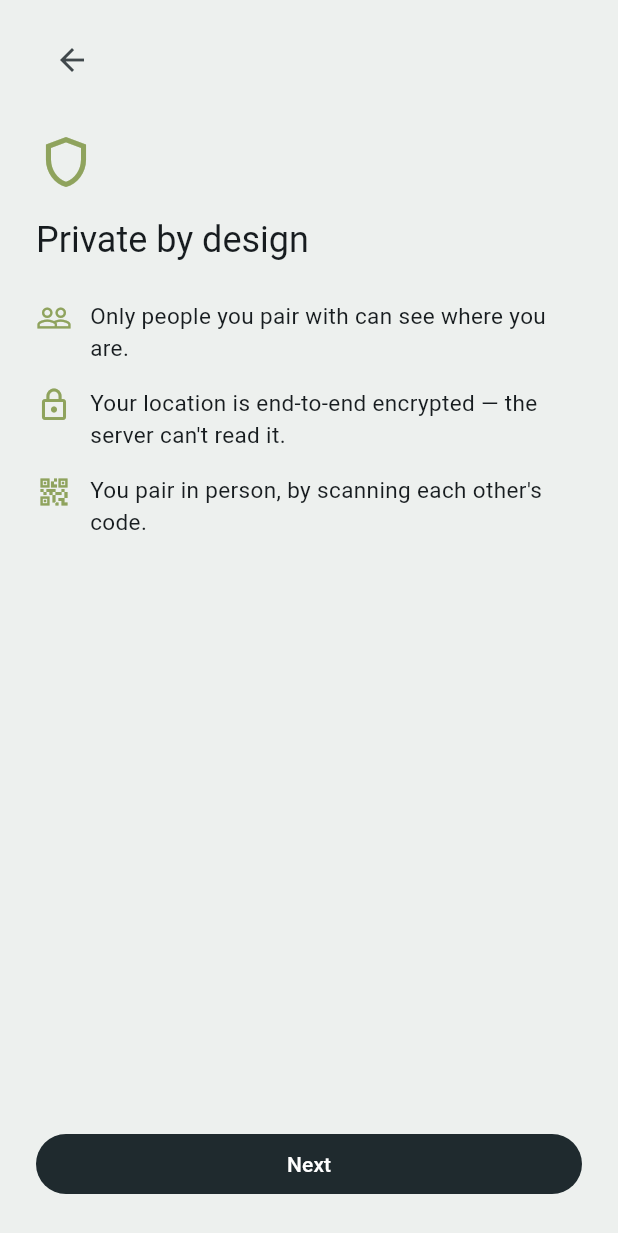
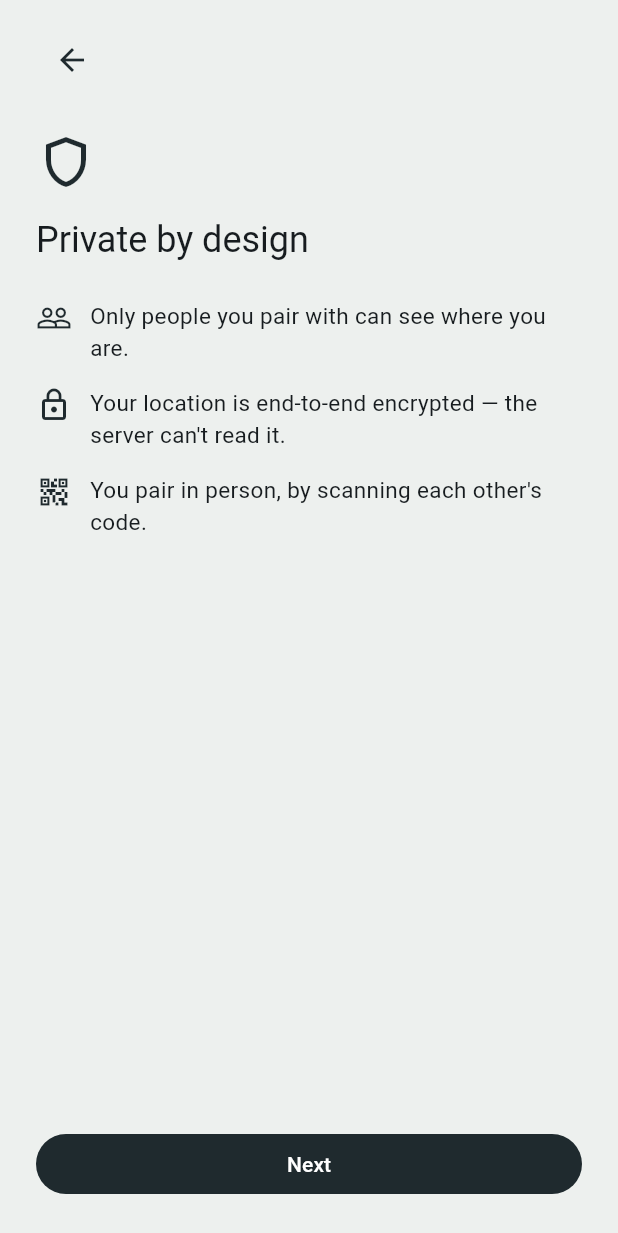
Before and after one commit to CappyTech/cairn, a Flutter app: the screen it shows after launch, after a tap on "Get started", on a phone screen of 412 x 824 dp. Shown: the top 1233 px of the screen. Run offline on Flutter 3.47's test engine with Material 3 defaults, Android fonts, the phone set to English and light mode, and no system bars; our stand-ins replace battery_plus, flutter_local_notifications, flutter_map, flutter_secure_storage, geolocator, latlong2 and 4 more; missing offline and left inert: bip39, cryptography, flutter_background_service, in_app_update, mobile_scanner; network calls fail.

Commit message:
Icons: one colour everywhere (ink)
The theme now sets every UI icon to the ink colour (slate in light, mist
in dark) - app bar, list rows and standalone icons - and the per-icon
overrides that made some lichen green and some grey are removed
(onboarding, empty states, Places, History).

Colour is kept where it carries meaning: map pins and overlays, error
and warning icons, and on/off or selected indicators.

Co-Authored-By: Claude Opus 5.5 <noreply@anthropic.com>

```diff
--- a/lib/screens/history_screen.dart
+++ b/lib/screens/history_screen.dart
@@ -541,7 +541,7 @@ class _HistoryScreenState extends State<HistoryScreen> {
                   : pin != null
                       ? Icons.push_pin_outlined
                       : Icons.place_outlined,
-              color: named ? Brand.lichen : context.cairn.muted),
+              ),
           title: Text(e.place?.name ?? pin?.name ?? 'Stopped',
               style: const TextStyle(fontWeight: FontWeight.w600)),
           subtitle: Text(e.duration.inMinutes < 1
--- a/lib/screens/home_screen.dart
+++ b/lib/screens/home_screen.dart
@@ -838,7 +838,7 @@ class _HomeScreenState extends State<HomeScreen> {
             padding: EdgeInsets.symmetric(vertical: 28, horizontal: 16),
             child: Column(
               children: [
-                Icon(Icons.group_add_outlined, size: 32, color: Brand.lichen),
+                Icon(Icons.group_add_outlined, size: 32),
                 SizedBox(height: 8),
                 Text('Add your first person',
                     style: TextStyle(fontWeight: FontWeight.w600)),
@@ -898,7 +898,7 @@ class _HomeScreenState extends State<HomeScreen> {
                     child: Text(_sharingSummary(),
                         overflow: TextOverflow.ellipsis),
                   ),
-                  Icon(Icons.expand_more, color: context.cairn.muted),
+                  Icon(Icons.expand_more),
                 ],
               ),
             ),
--- a/lib/screens/onboarding_screen.dart
+++ b/lib/screens/onboarding_screen.dart
@@ -261,7 +261,7 @@ class _OnboardingScreenState extends State<OnboardingScreen> {
           child: Row(
             crossAxisAlignment: CrossAxisAlignment.start,
             children: [
-              Icon(icon, color: Brand.lichen),
+              Icon(icon),
               const SizedBox(width: 12),
               Expanded(child: Text(text, style: const TextStyle(fontSize: 15))),
             ],
@@ -422,7 +422,7 @@ class _OnboardingScreenState extends State<OnboardingScreen> {
               crossAxisAlignment: CrossAxisAlignment.start,
               children: [
                 const SizedBox(height: 24),
-                Icon(icon, size: 40, color: Brand.lichen),
+                Icon(icon, size: 40),
                 const SizedBox(height: 16),
                 Text(title, style: Theme.of(context).textTheme.headlineSmall),
                 if (body != null) ...[
--- a/lib/screens/places_screen.dart
+++ b/lib/screens/places_screen.dart
@@ -145,7 +145,7 @@ class _PlacesScreenState extends State<PlacesScreen> {
           child: Column(
             mainAxisSize: MainAxisSize.min,
             children: [
-              Icon(Icons.place_outlined, size: 48, color: context.cairn.muted),
+              Icon(Icons.place_outlined, size: 48),
               const SizedBox(height: 12),
               Text(
                 'No places yet.\nAdd Home or Work to get arrive/leave alerts '
@@ -168,7 +168,7 @@ class _PlacesScreenState extends State<PlacesScreen> {
         margin: const EdgeInsets.only(bottom: 8),
         child: ListTile(
           leading: CircleAvatar(
-            backgroundColor: Brand.lichen.withValues(alpha: 0.20),
+            backgroundColor: context.cairn.outline,
             child: Icon(Icons.place, color: context.cairn.ink),
           ),
           title: Text(p.name),
@@ -399,7 +399,7 @@ class _PlaceEditorScreenState extends State<PlaceEditorScreen> {
                   const SizedBox(height: 8),
                   Row(
                     children: [
-                      Icon(Icons.social_distance, size: 20, color: context.cairn.muted),
+                      Icon(Icons.social_distance, size: 20),
                       const SizedBox(width: 8),
                       Text('Radius: ${_radius.round()} m',
                           style: const TextStyle(fontWeight: FontWeight.w500)),
--- a/lib/theme/brand.dart
+++ b/lib/theme/brand.dart
@@ -47,6 +47,9 @@ class Brand {
         elevation: 0,
         scrolledUnderElevation: 0,
       ),
+      // Every UI icon is the same ink colour (app bar, list rows, standalone).
+      iconTheme: const IconThemeData(color: slate),
+      listTileTheme: const ListTileThemeData(iconColor: slate),
       extensions: const [CairnColors.light],
     );
   }
@@ -89,6 +92,8 @@ class Brand {
             s.contains(WidgetState.selected) ? mist : fog),
       ),
       dividerColor: nightLine,
+      iconTheme: const IconThemeData(color: mist),
+      listTileTheme: const ListTileThemeData(iconColor: mist),
       extensions: const [CairnColors.dark],
     );
   }
```
